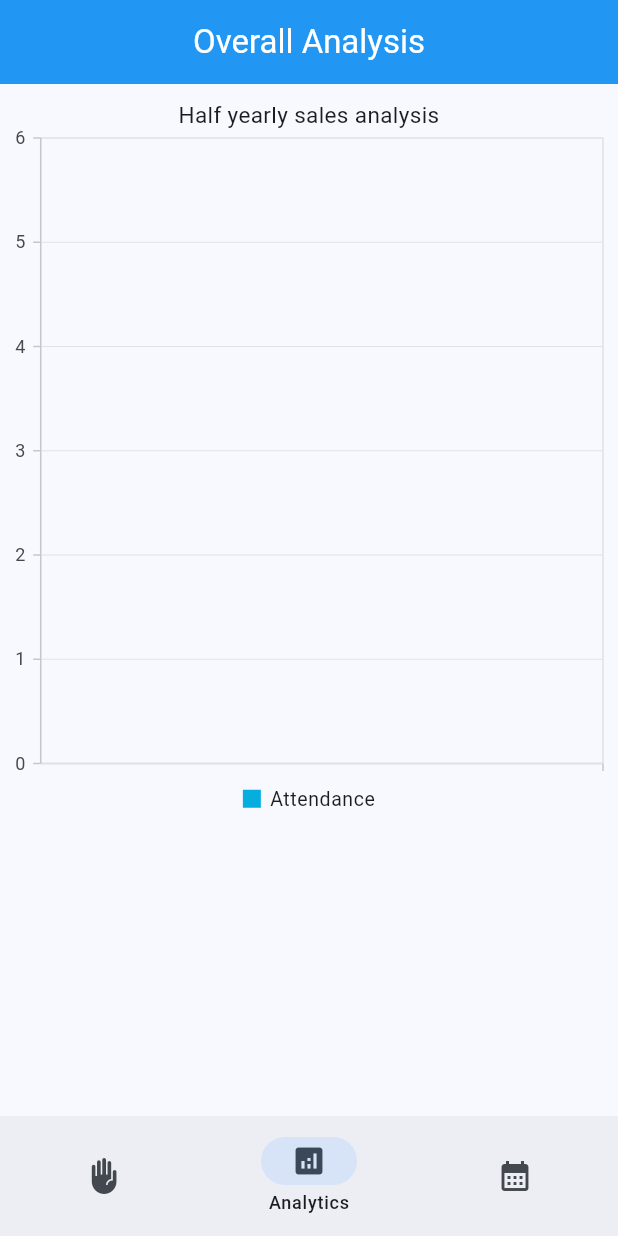
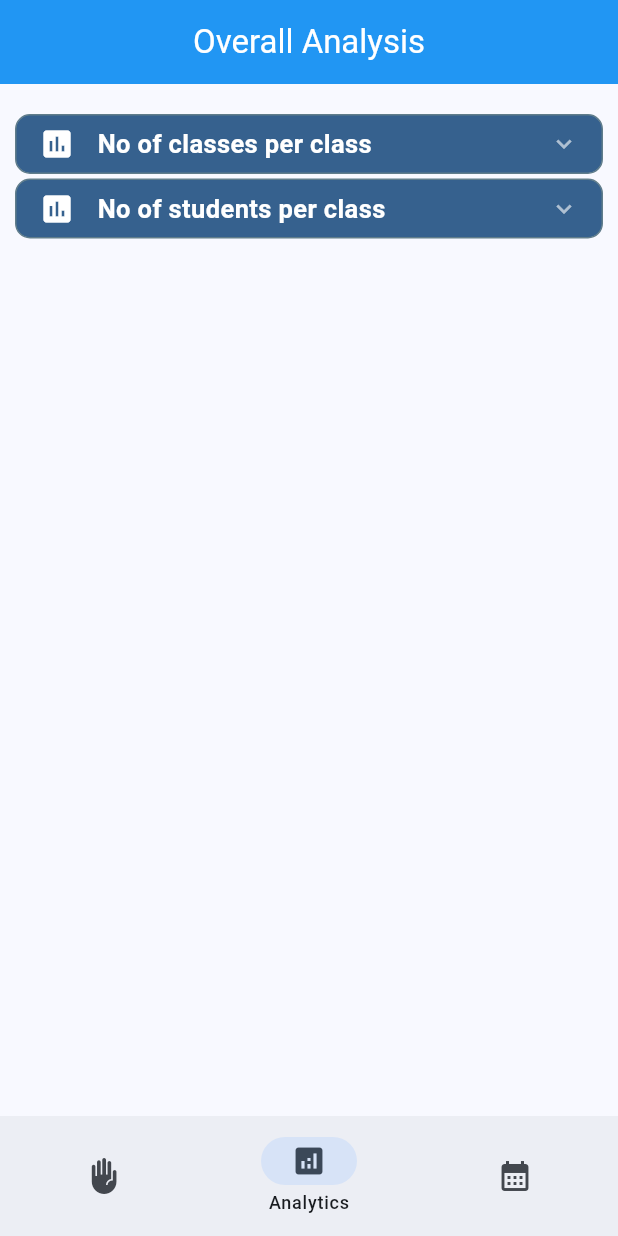
Before and after one commit to Suhail-Sharieff/PROJECT-attendance_app, a Flutter app: the screen it shows after launch, item 2 of the bottom bar chosen, on a phone screen of 412 x 824 dp. Run offline on Flutter 3.47's test engine with Material 3 defaults, Android fonts, the phone set to English and light mode, and no system bars; drawn by our look-alikes of accordion; our stand-ins replace another_flushbar, fluttertoast, freezed_annotation, loading_animation_widget, percent_indicator, sqflite and 2 more; accounts and stored records are empty.

Commit message:
-------version 1.0.1-----complete

```diff
--- a/lib/pages/common_pages/analytics_page.dart
+++ b/lib/pages/common_pages/analytics_page.dart
@@ -1,3 +1,5 @@
+import 'package:accordion/accordion.dart';
+import 'package:accordion/controllers.dart';
 import 'package:attendance_app/constants/enums/sort_by.dart';
 import 'package:attendance_app/data/database/students/service.dart';
 import 'package:attendance_app/data/models/schedule_model/schedule.dart';
@@ -19,57 +21,160 @@ class AnalyticsPage extends StatefulWidget {
 }
 
 class _AnalyticsPageState extends State<AnalyticsPage> {
+  static const headerStyle = TextStyle(
+      color: Color(0xffffffff), fontSize: 17, fontWeight: FontWeight.bold);
+  static const contentStyleHeader = TextStyle(
+      color: Color(0xff999999), fontSize: 14, fontWeight: FontWeight.w700);
+  static const contentStyle = TextStyle(
+      color: Color(0xff999999), fontSize: 14, fontWeight: FontWeight.normal);
 
-  late final List<Student>list;
+
+
   late final StudentDBService service;
 
   @override
   void initState() {
     // TODO: implement initState
     super.initState();
-    service=widget.service;
+    service = widget.service;
+  }
+  List<Class> classesList=[];
+  Future<void> fetchClasses() async {
+    classesList = await service.getAllClasses();
   }
 
-  Future<void>fetchClasses()async{
-    list=await service.getAllStudents(SortBy.nOfClassesAttended, Class(class_name: "CSE B"));
+  List<C_n> class_vs_nTakenList = [];
+  Future<void> class_vs_nTaken() async {
+    await fetchClasses();
+    for (Class each in classesList) {
+      int n = await service.nOfClassesTakenFor(each);
+      class_vs_nTakenList.add(C_n(each, n));
     }
+    print("cn list :$class_vs_nTakenList");
+  }
+
+  List<C_n>class_vs_nOfStudents=[];
+  Future<void>class_vs_nStudents()async{
+    await fetchClasses();
+    for(Class each in classesList){
+      int n=await service.getAllStudents(SortBy.name, each).then((val)=>val.length);
+      class_vs_nOfStudents.add(C_n(each, n));
+    }
+  }
+
+
 
   @override
   Widget build(BuildContext context) {
     return Scaffold(
         appBar: MyAppBar(title: "Overall Analysis"),
-        body: Column(
+        body: Accordion(
+            headerBorderColor: Colors.blueGrey,
+            headerBorderColorOpened: Colors.transparent,
+            headerBorderWidth: 1,
+            headerBackgroundColorOpened: Colors.green,
+            contentBackgroundColor: Colors.white,
+            contentBorderColor: Colors.green,
+            contentBorderWidth: 3,
+            contentHorizontalPadding: 12,
+            scaleWhenAnimating: true,
+            openAndCloseAnimation: true,
+            headerPadding:
+                const EdgeInsets.symmetric(vertical: 7, horizontal: 15),
+            sectionOpeningHapticFeedback: SectionHapticFeedback.heavy,
+            sectionClosingHapticFeedback: SectionHapticFeedback.light,
             children: [
-            FutureBuilder(future: fetchClasses(), builder: (c,s){
-              if(s.connectionState==ConnectionState.waiting){
-                return const Center(child:CircularProgressIndicator(),);
+              AccordionSection(
+                  isOpen: false,
+                  contentVerticalPadding: 20,
+                  leftIcon: const Icon(Icons.insert_chart, color: Colors.white),
+                  header: const Text('No of classes per class',
+                      style: headerStyle),
+                  content: FutureBuilder(
+                      future: class_vs_nTaken(),
+                      builder: (c, s) {
+                        if (s.connectionState == ConnectionState.waiting) {
+                          return const Center(
+                            child: CircularProgressIndicator(),
+                          );
                         }
                         return Center(
                             child: Container(
-                      height: 500,
+                                height: 400,
+                                child: SingleChildScrollView(
                                   child: SfCartesianChart(
                                     legend: const Legend(isVisible: true),
                                     // Initialize category axis
-                        title: const ChartTitle(text: 'Half yearly sales analysis'),
+                                    title: const ChartTitle(
+                                        // text: 'Class vs N.of class taken',
+                                        textStyle: TextStyle(
+                                            fontSize: 23, color: Colors.red)),
                                     primaryXAxis: const CategoryAxis(),
                                     series: [
                                       // Initialize line series
-                          FastLineSeries<Student, String>(
-                            enableTooltip: true,gradient: const LinearGradient(colors: [Colors.red,Colors.green,Colors.blue]),
-                            dataSource: list,
-                            xValueMapper: (Student e, _) => e.name,
-                            yValueMapper: (Student e, _) => e.nOfClassesAttended,
-                            dataLabelSettings: const DataLabelSettings(isVisible: true),
-                            name: "Attendance",
+                                      ColumnSeries<C_n, String>(
+                                        enableTooltip: true,
+                                        dataSource: class_vs_nTakenList,
+                                        xValueMapper: (C_n e, _) =>
+                                            e.c.class_name,
+                                        yValueMapper: (C_n e, _) => e.nTaken,
+                                        dataLabelSettings:
+                                            const DataLabelSettings(
+                                                isVisible: true),
+                                        name: "Chart",
                                       )
                                     ],
-
-                      )
-                  )
-              );
-            }),
-          ],
-        )
+                                  ),
+                                )));
+                      })),
+              AccordionSection(
+                  isOpen: false,
+                  contentVerticalPadding: 20,
+                  leftIcon: const Icon(Icons.insert_chart, color: Colors.white),
+                  header: const Text('No of students per class',
+                      style: headerStyle),
+                  content: FutureBuilder(
+                      future: class_vs_nStudents(),
+                      builder: (c, s) {
+                        if (s.connectionState == ConnectionState.waiting) {
+                          return const Center(
+                            child: CircularProgressIndicator(),
                           );
                         }
+                        return Center(
+                            child: Container(
+                                height: 400,
+                                child: SingleChildScrollView(
+                                  child: SfCartesianChart(
+                                    legend: const Legend(isVisible: true),
+                                    // Initialize category axis
+                                    title: const ChartTitle(
+                                        textStyle: TextStyle(
+                                            fontSize: 23, color: Colors.red)),
+                                    primaryXAxis: const CategoryAxis(),
+                                    series: [
+                                      // Initialize line series
+                                      ColumnSeries<C_n, String>(
+                                        enableTooltip: true,
+                                        dataSource: class_vs_nOfStudents,
+                                        xValueMapper: (C_n e, _) =>
+                                            e.c.class_name,
+                                        yValueMapper: (C_n e, _) => e.nTaken,
+                                        dataLabelSettings:
+                                            const DataLabelSettings(
+                                                isVisible: true),
+                                        name: "Chart",
+                                      )
+                                    ],
+                                  ),
+                                )));
+                      })),
+            ]));
   }
+}
+
+class C_n {
+  final Class c;
+  final int nTaken;
+  const C_n(this.c, this.nTaken);
+}
--- a/pubspec.yaml
+++ b/pubspec.yaml
@@ -60,6 +60,7 @@ dependencies:
   json_annotation: ^4.9.0
   table_calendar: ^3.1.2
   syncfusion_flutter_charts: ^27.2.5
+  accordion: ^2.6.0
 
 dev_dependencies:
   flutter_test:
```
Also changed, not shown: pubspec.lock. Lines whose indentation alone changed are shown as unchanged.
